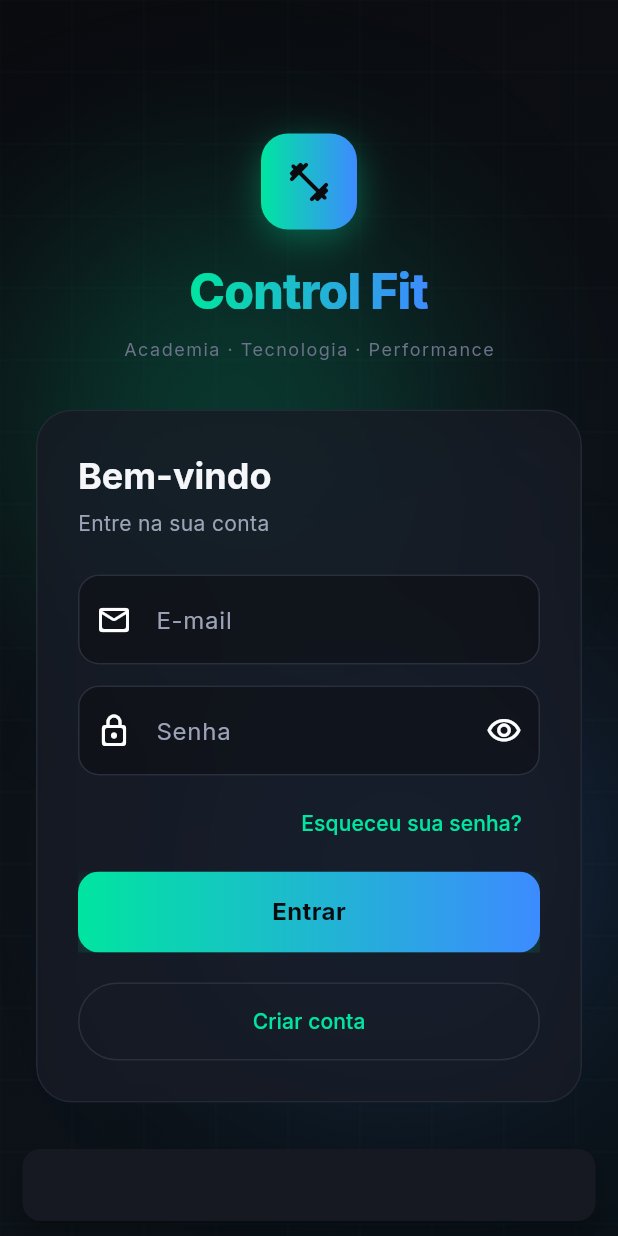
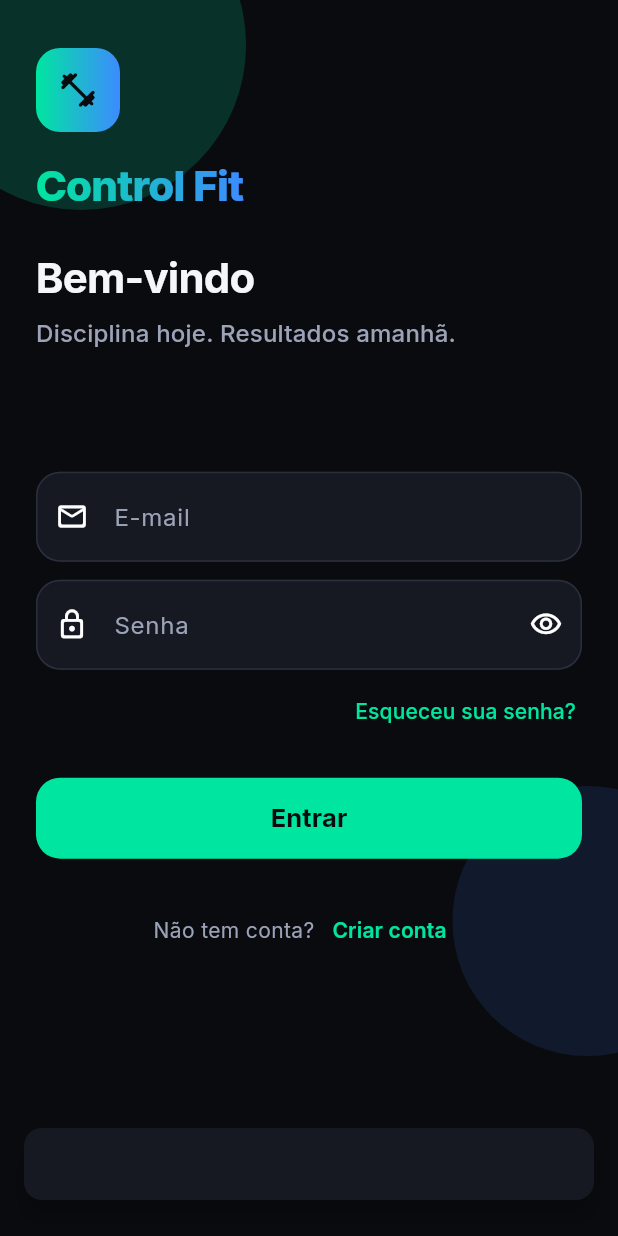
Before and after one commit to GabrielG777/Projeto_CtrlC, a Flutter app: the screen it shows after launch, after a tap on "Esqueceu sua senha?", on a phone screen of 412 x 824 dp. Run offline on Flutter 3.47's test engine with Material 3 defaults, Android fonts, the phone set to English and light mode, and no system bars; our stand-ins replace google_fonts.

Commit message:
Tela de Login

```diff
--- a/frontend/controlfit/lib/main.dart
+++ b/frontend/controlfit/lib/main.dart
@@ -3,7 +3,9 @@ import 'package:flutter/services.dart';
 
 import 'screens/login_screen.dart';
 import 'services/auth_service.dart';
+import 'theme/app_colors.dart';
 import 'theme/app_theme.dart';
+import 'utils/responsive.dart';
 
 void main() {
   WidgetsFlutterBinding.ensureInitialized();
@@ -11,6 +13,8 @@ void main() {
     const SystemUiOverlayStyle(
       statusBarColor: Colors.transparent,
       statusBarIconBrightness: Brightness.light,
+      systemNavigationBarColor: AppColors.background,
+      systemNavigationBarIconBrightness: Brightness.light,
     ),
   );
   runApp(const CtrlFitApp());
@@ -25,6 +29,15 @@ class CtrlFitApp extends StatelessWidget {
       title: 'Control Fit',
       debugShowCheckedModeBanner: false,
       theme: AppTheme.dark,
+      builder: (context, child) {
+        if (child == null) return const SizedBox.shrink();
+        final width = MediaQuery.sizeOf(context).width;
+        if (width <= Responsive.appMaxWidth) return child;
+        return ColoredBox(
+          color: const Color(0xFF050608),
+          child: child,
+        );
+      },
       home: LoginScreen(authService: FakeAuthService()),
     );
   }
--- a/frontend/controlfit/lib/screens/login_screen.dart
+++ b/frontend/controlfit/lib/screens/login_screen.dart
@@ -4,10 +4,10 @@ import '../services/auth_service.dart';
 import '../theme/app_colors.dart';
 import '../utils/responsive.dart';
 import '../widgets/ctrlfit_logo.dart';
-import '../widgets/glass_card.dart';
 import '../widgets/login_background.dart';
 import '../widgets/login_form.dart';
 
+/// Tela de login mobile-first (app nativo).
 class LoginScreen extends StatefulWidget {
   const LoginScreen({super.key, required this.authService});
 
@@ -21,20 +21,15 @@ class _LoginScreenState extends State<LoginScreen>
     with SingleTickerProviderStateMixin {
   late final AnimationController _entry;
   late final Animation<double> _fade;
-  late final Animation<Offset> _slide;
 
   @override
   void initState() {
     super.initState();
     _entry = AnimationController(
       vsync: this,
-      duration: const Duration(milliseconds: 800),
+      duration: const Duration(milliseconds: 600),
     );
     _fade = CurvedAnimation(parent: _entry, curve: Curves.easeOut);
-    _slide = Tween<Offset>(
-      begin: const Offset(0, 0.05),
-      end: Offset.zero,
-    ).animate(CurvedAnimation(parent: _entry, curve: Curves.easeOutCubic));
     _entry.forward();
   }
 
@@ -46,100 +41,97 @@ class _LoginScreenState extends State<LoginScreen>
 
   void _snack(String msg) {
     ScaffoldMessenger.of(context).showSnackBar(
-      SnackBar(content: Text(msg)),
+      SnackBar(
+        content: Text(msg),
+        margin: const EdgeInsets.fromLTRB(16, 0, 16, 24),
+        behavior: SnackBarBehavior.floating,
+      ),
     );
   }
 
   @override
   Widget build(BuildContext context) {
-    final wide = Responsive.isWide(context);
+    return Scaffold(
+      resizeToAvoidBottomInset: true,
+      backgroundColor: AppColors.background,
+      body: LoginBackground(child: _buildBody(context)),
+    );
+  }
 
-    return Scaffold(
-      body: LoginBackground(
-        child: SafeArea(
-          child: FadeTransition(
-            opacity: _fade,
-            child: SlideTransition(
-              position: _slide,
-              child: wide ? _wideLayout() : _narrowLayout(),
-            ),
-          ),
+  Widget _buildBody(BuildContext context) {
+    final content = FadeTransition(
+      opacity: _fade,
+      child: SafeArea(
+        child: LayoutBuilder(
+          builder: (context, constraints) {
+            final topGap = (constraints.maxHeight * 0.06).clamp(24.0, 56.0);
+
+            return SingleChildScrollView(
+              padding: Responsive.screenPadding(context),
+              keyboardDismissBehavior: ScrollViewKeyboardDismissBehavior.onDrag,
+              child: Column(
+                crossAxisAlignment: CrossAxisAlignment.stretch,
+                children: [
+                  const SizedBox(height: 24),
+                  const CtrlFitLogo(),
+                  const SizedBox(height: 28),
+                  Text(
+                    'Bem-vindo',
+                    style: Theme.of(context).textTheme.headlineMedium?.copyWith(
+                          fontWeight: FontWeight.w700,
+                          letterSpacing: -0.5,
+                        ),
+                  ),
+                  const SizedBox(height: 8),
+                  Text(
+                    'Disciplina hoje. Resultados amanhã.',
+                    style: Theme.of(context).textTheme.titleMedium?.copyWith(
+                          color: AppColors.textSecondary,
+                          fontWeight: FontWeight.w500,
+                          height: 1.35,
+                        ),
+                  ),
+                  SizedBox(height: topGap + 32),
+                  LoginForm(
+                        authService: widget.authService,
+                        onSuccess: () => _snack('Login realizado com sucesso!'),
+                        onForgotPassword: () =>
+                            _snack('Recuperação de senha — em breve'),
+                        onCreateAccount: () => _snack('Cadastro — em breve'),
+                      ),
+                  const SizedBox(height: 24),
+                ],
+              ),
+            );
+          },
         ),
       ),
     );
-  }
 
-  Widget _narrowLayout() {
-    return Center(
-      child: SingleChildScrollView(
-        padding: Responsive.padding(context),
-        child: ConstrainedBox(
-          constraints: BoxConstraints(maxWidth: Responsive.maxFormWidth(context)),
-          child: Column(
-            children: [
-              const CtrlFitLogo(),
-              const SizedBox(height: 32),
-              _card(),
+    if (Responsive.showPhoneFrame(context)) {
+      return Center(
+        child: Container(
+          width: Responsive.appMaxWidth,
+          height: MediaQuery.sizeOf(context).height,
+          margin: const EdgeInsets.symmetric(vertical: 16),
+          decoration: BoxDecoration(
+            color: AppColors.background,
+            borderRadius: BorderRadius.circular(32),
+            border: Border.all(color: AppColors.border.withValues(alpha: 0.5)),
+            boxShadow: [
+              BoxShadow(
+                color: Colors.black.withValues(alpha: 0.45),
+                blurRadius: 48,
+                offset: const Offset(0, 16),
+              ),
             ],
           ),
+          clipBehavior: Clip.antiAlias,
+          child: content,
         ),
-      ),
-    );
-  }
+      );
+    }
 
-  Widget _wideLayout() {
-    return Padding(
-      padding: Responsive.padding(context),
-      child: Row(
-        children: [
-          Expanded(
-            child: Column(
-              mainAxisAlignment: MainAxisAlignment.center,
-              crossAxisAlignment: CrossAxisAlignment.start,
-              children: [
-                const CtrlFitLogo(),
-                const SizedBox(height: 32),
-                Text(
-                  'Disciplina hoje.\nResultados amanhã.',
-                  style: Theme.of(context).textTheme.headlineMedium?.copyWith(
-                        fontWeight: FontWeight.w700,
-                        height: 1.2,
-                      ),
-                ),
-                const SizedBox(height: 12),
-                Text(
-                  'Controle alunos, treinos e resultados em um painel moderno.',
-                  style: Theme.of(context).textTheme.bodyLarge?.copyWith(
-                        color: AppColors.textSecondary,
-                      ),
-                ),
-              ],
-            ),
-          ),
-          const SizedBox(width: 48),
-          Expanded(
-            child: Center(
-              child: SingleChildScrollView(
-                child: ConstrainedBox(
-                  constraints: const BoxConstraints(maxWidth: 440),
-                  child: _card(),
-                ),
-              ),
-            ),
-          ),
-        ],
-      ),
-    );
-  }
-
-  Widget _card() {
-    return GlassCard(
-      child: LoginForm(
-        authService: widget.authService,
-        onSuccess: () => _snack('Login realizado com sucesso!'),
-        onForgotPassword: () => _snack('Recuperação de senha — em breve'),
-        onCreateAccount: () => _snack('Cadastro — em breve'),
-      ),
-    );
+    return content;
   }
 }
--- a/frontend/controlfit/lib/utils/responsive.dart
+++ b/frontend/controlfit/lib/utils/responsive.dart
@@ -1,21 +1,14 @@
 import 'package:flutter/material.dart';
 
 abstract final class Responsive {
-  static bool isMobile(BuildContext context) =>
-      MediaQuery.sizeOf(context).width < 600;
+  /// Largura máxima do “celular” ao abrir no navegador/desktop.
+  static const double appMaxWidth = 430;
 
-  static bool isWide(BuildContext context) =>
-      MediaQuery.sizeOf(context).width >= 900;
+  static bool showPhoneFrame(BuildContext context) =>
+      MediaQuery.sizeOf(context).width > appMaxWidth;
 
-  static double maxFormWidth(BuildContext context) {
-    if (isWide(context)) return 440;
-    return double.infinity;
-  }
-
-  static EdgeInsets padding(BuildContext context) {
-    if (isWide(context)) {
-      return const EdgeInsets.symmetric(horizontal: 48, vertical: 32);
-    }
-    return const EdgeInsets.symmetric(horizontal: 24, vertical: 20);
+  static EdgeInsets screenPadding(BuildContext context) {
+    final bottom = MediaQuery.viewPaddingOf(context).bottom;
+    return EdgeInsets.fromLTRB(24, 8, 24, bottom > 0 ? 16 : 24);
   }
 }
--- a/frontend/controlfit/lib/widgets/ctrlfit_logo.dart
+++ b/frontend/controlfit/lib/widgets/ctrlfit_logo.dart
@@ -3,59 +3,43 @@ import 'package:google_fonts/google_fonts.dart';
 
 import '../theme/app_colors.dart';
 
+/// Marca no topo da tela — estilo splash de app.
 class CtrlFitLogo extends StatelessWidget {
-  const CtrlFitLogo({super.key, this.large = true});
-
-  final bool large;
+  const CtrlFitLogo({super.key});
 
   @override
   Widget build(BuildContext context) {
     return Column(
+      crossAxisAlignment: CrossAxisAlignment.start,
       mainAxisSize: MainAxisSize.min,
       children: [
         Container(
-          width: large ? 64 : 52,
-          height: large ? 64 : 52,
+          width: 56,
+          height: 56,
           decoration: BoxDecoration(
-            borderRadius: BorderRadius.circular(18),
+            borderRadius: BorderRadius.circular(16),
             gradient: AppColors.brandGradient,
-            boxShadow: [
-              BoxShadow(
-                color: AppColors.primary.withValues(alpha: 0.35),
-                blurRadius: 20,
-                offset: const Offset(0, 6),
-              ),
-            ],
           ),
           child: const Icon(
             Icons.fitness_center_rounded,
             color: AppColors.background,
-            size: 32,
+            size: 28,
           ),
         ),
-        SizedBox(height: large ? 18 : 12),
+        const SizedBox(height: 20),
         ShaderMask(
           shaderCallback: (b) => AppColors.brandGradient.createShader(b),
           child: Text(
             'Control Fit',
             style: GoogleFonts.inter(
-              fontSize: large ? 32 : 26,
+              fontSize: 28,
               fontWeight: FontWeight.w800,
               letterSpacing: -0.5,
               color: Colors.white,
+              height: 1.1,
             ),
           ),
         ),
-        if (large) ...[
-          const SizedBox(height: 8),
-          Text(
-            'Academia · Tecnologia · Performance',
-            style: Theme.of(context).textTheme.bodySmall?.copyWith(
-                  color: AppColors.textMuted,
-                  letterSpacing: 1,
-                ),
-          ),
-        ],
       ],
     );
   }
--- a/frontend/controlfit/lib/widgets/glass_card.dart
+++ /dev/null
@@ -1,39 +0,0 @@
-import 'dart:ui';
-
-import 'package:flutter/material.dart';
-
-import '../theme/app_colors.dart';
-
-class GlassCard extends StatelessWidget {
-  const GlassCard({super.key, required this.child});
-
-  final Widget child;
-
-  @override
-  Widget build(BuildContext context) {
-    return ClipRRect(
-      borderRadius: BorderRadius.circular(24),
-      child: BackdropFilter(
-        filter: ImageFilter.blur(sigmaX: 18, sigmaY: 18),
-        child: DecoratedBox(
-          decoration: BoxDecoration(
-            color: AppColors.surfaceGlass,
-            borderRadius: BorderRadius.circular(24),
-            border: Border.all(color: AppColors.border.withValues(alpha: 0.7)),
-            boxShadow: [
-              BoxShadow(
-                color: AppColors.accent.withValues(alpha: 0.08),
-                blurRadius: 40,
-                offset: const Offset(0, 16),
-              ),
-            ],
-          ),
-          child: Padding(
-            padding: const EdgeInsets.all(28),
-            child: child,
-          ),
-        ),
-      ),
-    );
-  }
-}
--- a/frontend/controlfit/lib/widgets/login_background.dart
+++ b/frontend/controlfit/lib/widgets/login_background.dart
@@ -1,10 +1,10 @@
 import 'dart:math' as math;
-import 'dart:ui';
 
 import 'package:flutter/material.dart';
 
 import '../theme/app_colors.dart';
 
+/// Fundo sutil estilo app — sem grid de dashboard web.
 class LoginBackground extends StatefulWidget {
   const LoginBackground({super.key, required this.child});
 
@@ -23,7 +23,7 @@ class _LoginBackgroundState extends State<LoginBackground>
     super.initState();
     _controller = AnimationController(
       vsync: this,
-      duration: const Duration(seconds: 10),
+      duration: const Duration(seconds: 14),
     )..repeat();
   }
 
@@ -42,18 +42,17 @@ class _LoginBackgroundState extends State<LoginBackground>
         return Stack(
           fit: StackFit.expand,
           children: [
-            const DecoratedBox(
-              decoration: BoxDecoration(gradient: AppColors.backgroundGradient),
+            const ColoredBox(color: AppColors.background),
+            Positioned(
+              top: -80,
+              left: -40 + math.sin(t * 2 * math.pi) * 20,
+              child: _glow(220, AppColors.primary.withValues(alpha: 0.18)),
             ),
-            _orb(
-              Alignment(-0.7 + math.sin(t * 2 * math.pi) * 0.1, -0.5),
-              AppColors.primary,
+            Positioned(
+              bottom: 120,
+              right: -60 + math.cos(t * 2 * math.pi) * 16,
+              child: _glow(180, AppColors.accent.withValues(alpha: 0.12)),
             ),
-            _orb(
-              Alignment(0.8 + math.cos(t * 2 * math.pi) * 0.1, 0.6),
-              AppColors.accent,
-            ),
-            CustomPaint(painter: _GridPainter()),
             widget.child,
           ],
         );
@@ -61,39 +60,11 @@ class _LoginBackgroundState extends State<LoginBackground>
     );
   }
 
-  Widget _orb(Alignment alignment, Color color) {
-    return Align(
-      alignment: alignment,
-      child: ImageFiltered(
-        imageFilter: ImageFilter.blur(sigmaX: 70, sigmaY: 70),
-        child: Container(
-          width: 280,
-          height: 280,
-          decoration: BoxDecoration(
-            shape: BoxShape.circle,
-            color: color.withValues(alpha: 0.2),
-          ),
-        ),
-      ),
+  Widget _glow(double size, Color color) {
+    return Container(
+      width: size,
+      height: size,
+      decoration: BoxDecoration(shape: BoxShape.circle, color: color),
     );
   }
 }
-
-class _GridPainter extends CustomPainter {
-  @override
-  void paint(Canvas canvas, Size size) {
-    final paint = Paint()
-      ..color = AppColors.primary.withValues(alpha: 0.04)
-      ..strokeWidth = 0.5;
-    const step = 48.0;
-    for (var x = 0.0; x < size.width; x += step) {
-      canvas.drawLine(Offset(x, 0), Offset(x, size.height), paint);
-    }
-    for (var y = 0.0; y < size.height; y += step) {
-      canvas.drawLine(Offset(0, y), Offset(size.width, y), paint);
-    }
-  }
-
-  @override
-  bool shouldRepaint(covariant CustomPainter oldDelegate) => false;
-}
--- a/frontend/controlfit/lib/widgets/login_form.dart
+++ b/frontend/controlfit/lib/widgets/login_form.dart
@@ -36,6 +36,41 @@ class _LoginFormState extends State<LoginForm>
   String? _error;
 
   late final AnimationController _shake;
+
+  static InputDecoration _fieldDecoration({
+    required String label,
+    required IconData icon,
+    Widget? suffix,
+  }) {
+    return InputDecoration(
+      labelText: label,
+      prefixIcon: Icon(icon, size: 22),
+      suffixIcon: suffix,
+      filled: true,
+      fillColor: AppColors.surface,
+      contentPadding: const EdgeInsets.symmetric(horizontal: 16, vertical: 18),
+      border: OutlineInputBorder(
+        borderRadius: BorderRadius.circular(16),
+        borderSide: BorderSide.none,
+      ),
+      enabledBorder: OutlineInputBorder(
+        borderRadius: BorderRadius.circular(16),
+        borderSide: const BorderSide(color: AppColors.border, width: 1),
+      ),
+      focusedBorder: OutlineInputBorder(
+        borderRadius: BorderRadius.circular(16),
+        borderSide: const BorderSide(color: AppColors.primary, width: 1.5),
+      ),
+      errorBorder: OutlineInputBorder(
+        borderRadius: BorderRadius.circular(16),
+        borderSide: const BorderSide(color: AppColors.error),
+      ),
+      focusedErrorBorder: OutlineInputBorder(
+        borderRadius: BorderRadius.circular(16),
+        borderSide: const BorderSide(color: AppColors.error, width: 1.5),
+      ),
+    );
+  }
 
   @override
   void initState() {
@@ -98,20 +133,6 @@ class _LoginFormState extends State<LoginForm>
         child: Column(
           crossAxisAlignment: CrossAxisAlignment.stretch,
           children: [
-            Text(
-              'Bem-vindo',
-              style: Theme.of(context).textTheme.headlineSmall?.copyWith(
-                    fontWeight: FontWeight.w700,
-                  ),
-            ),
-            const SizedBox(height: 6),
-            Text(
-              'Entre na sua conta',
-              style: Theme.of(context).textTheme.bodyMedium?.copyWith(
-                    color: AppColors.textSecondary,
-                  ),
-            ),
-            const SizedBox(height: 24),
             if (_error != null) ...[
               _ErrorBox(message: _error!),
               const SizedBox(height: 16),
@@ -121,116 +142,103 @@ class _LoginFormState extends State<LoginForm>
               keyboardType: TextInputType.emailAddress,
               textInputAction: TextInputAction.next,
               enabled: !_loading,
-              decoration: const InputDecoration(
-                labelText: 'E-mail',
-                prefixIcon: Icon(Icons.mail_outline_rounded),
+              style: const TextStyle(fontSize: 16),
+              decoration: _fieldDecoration(
+                label: 'E-mail',
+                icon: Icons.mail_outline_rounded,
               ),
               validator: Validators.email,
             ),
-            const SizedBox(height: 14),
+            const SizedBox(height: 12),
             TextFormField(
               controller: _passwordController,
               obscureText: _obscure,
               textInputAction: TextInputAction.done,
               enabled: !_loading,
+              style: const TextStyle(fontSize: 16),
               onFieldSubmitted: (_) => _submit(),
-              decoration: InputDecoration(
-                labelText: 'Senha',
-                prefixIcon: const Icon(Icons.lock_outline_rounded),
-                suffixIcon: IconButton(
+              decoration: _fieldDecoration(
+                label: 'Senha',
+                icon: Icons.lock_outline_rounded,
+                suffix: IconButton(
                   icon: Icon(
                     _obscure
                         ? Icons.visibility_outlined
                         : Icons.visibility_off_outlined,
+                    size: 22,
                   ),
                   onPressed: () => setState(() => _obscure = !_obscure),
                 ),
               ),
               validator: Validators.password,
             ),
-            const SizedBox(height: 8),
+            const SizedBox(height: 4),
             Align(
               alignment: Alignment.centerRight,
               child: TextButton(
                 onPressed: _loading ? null : widget.onForgotPassword,
+                style: TextButton.styleFrom(
+                  foregroundColor: AppColors.primary,
+                  padding: const EdgeInsets.symmetric(horizontal: 4, vertical: 8),
+                ),
                 child: const Text('Esqueceu sua senha?'),
               ),
             ),
-            const SizedBox(height: 8),
-            _PrimaryButton(
-              label: 'Entrar',
-              loading: _loading,
+            const SizedBox(height: 20),
+            SizedBox(
+              height: 54,
+              child: FilledButton(
                 onPressed: _loading ? null : _submit,
+                style: FilledButton.styleFrom(
+                  backgroundColor: AppColors.primary,
+                  foregroundColor: AppColors.background,
+                  disabledBackgroundColor: AppColors.border,
+                  shape: RoundedRectangleBorder(
+                    borderRadius: BorderRadius.circular(16),
                   ),
-            const SizedBox(height: 20),
-            OutlinedButton(
-              onPressed: _loading ? null : widget.onCreateAccount,
-              style: OutlinedButton.styleFrom(
-                minimumSize: const Size(double.infinity, 52),
-                side: const BorderSide(color: AppColors.border),
+                  elevation: 0,
                 ),
-              child: const Text('Criar conta'),
-            ),
-          ],
-        ),
-      ),
-    );
-  }
-}
-
-class _PrimaryButton extends StatelessWidget {
-  const _PrimaryButton({
-    required this.label,
-    required this.loading,
-    this.onPressed,
-  });
-
-  final String label;
-  final bool loading;
-  final VoidCallback? onPressed;
-
-  @override
-  Widget build(BuildContext context) {
-    return Material(
-      color: Colors.transparent,
-      child: InkWell(
-        onTap: onPressed,
-        borderRadius: BorderRadius.circular(14),
-        child: Ink(
-          height: 54,
-          decoration: BoxDecoration(
-            borderRadius: BorderRadius.circular(14),
-            gradient: onPressed != null ? AppColors.brandGradient : null,
-            color: onPressed == null ? AppColors.border : null,
-            boxShadow: onPressed != null
-                ? [
-                    BoxShadow(
-                      color: AppColors.primary.withValues(alpha: 0.25),
-                      blurRadius: 16,
-                      offset: const Offset(0, 6),
-                    ),
-                  ]
-                : null,
-          ),
-          child: Center(
-            child: loading
+                child: _loading
                     ? const SizedBox(
-                    width: 22,
-                    height: 22,
+                        width: 24,
+                        height: 24,
                         child: CircularProgressIndicator(
                           strokeWidth: 2.5,
                           color: AppColors.background,
                         ),
                       )
-                : Text(
-                    label,
-                    style: const TextStyle(
-                      color: AppColors.background,
+                    : const Text(
+                        'Entrar',
+                        style: TextStyle(
+                          fontSize: 17,
                           fontWeight: FontWeight.w700,
-                      fontSize: 16,
                         ),
                       ),
               ),
+            ),
+            const SizedBox(height: 24),
+            Row(
+              mainAxisAlignment: MainAxisAlignment.center,
+              children: [
+                Text(
+                  'Não tem conta?',
+                  style: Theme.of(context).textTheme.bodyMedium?.copyWith(
+                        color: AppColors.textSecondary,
+                      ),
+                ),
+                TextButton(
+                  onPressed: _loading ? null : widget.onCreateAccount,
+                  style: TextButton.styleFrom(
+                    foregroundColor: AppColors.primary,
+                  ),
+                  child: const Text(
+                    'Criar conta',
+                    style: TextStyle(fontWeight: FontWeight.w600),
+                  ),
+                ),
+              ],
+            ),
+          ],
         ),
       ),
     );
@@ -245,15 +253,14 @@ class _ErrorBox extends StatelessWidget {
   @override
   Widget build(BuildContext context) {
     return Container(
-      padding: const EdgeInsets.all(14),
+      padding: const EdgeInsets.symmetric(horizontal: 14, vertical: 12),
       decoration: BoxDecoration(
-        color: AppColors.error.withValues(alpha: 0.12),
-        borderRadius: BorderRadius.circular(12),
-        border: Border.all(color: AppColors.error.withValues(alpha: 0.4)),
+        color: AppColors.error.withValues(alpha: 0.15),
+        borderRadius: BorderRadius.circular(14),
       ),
       child: Row(
         children: [
-          const Icon(Icons.error_outline, color: AppColors.error, size: 20),
+          const Icon(Icons.error_outline_rounded, color: AppColors.error, size: 20),
           const SizedBox(width: 10),
           Expanded(
             child: Text(
@@ -261,7 +268,7 @@ class _ErrorBox extends StatelessWidget {
               style: Theme.of(context)
                   .textTheme
                   .bodySmall
-                  ?.copyWith(color: AppColors.error),
+                  ?.copyWith(color: AppColors.error, height: 1.35),
             ),
           ),
         ],
```
Lines whose indentation alone changed are shown as unchanged.
